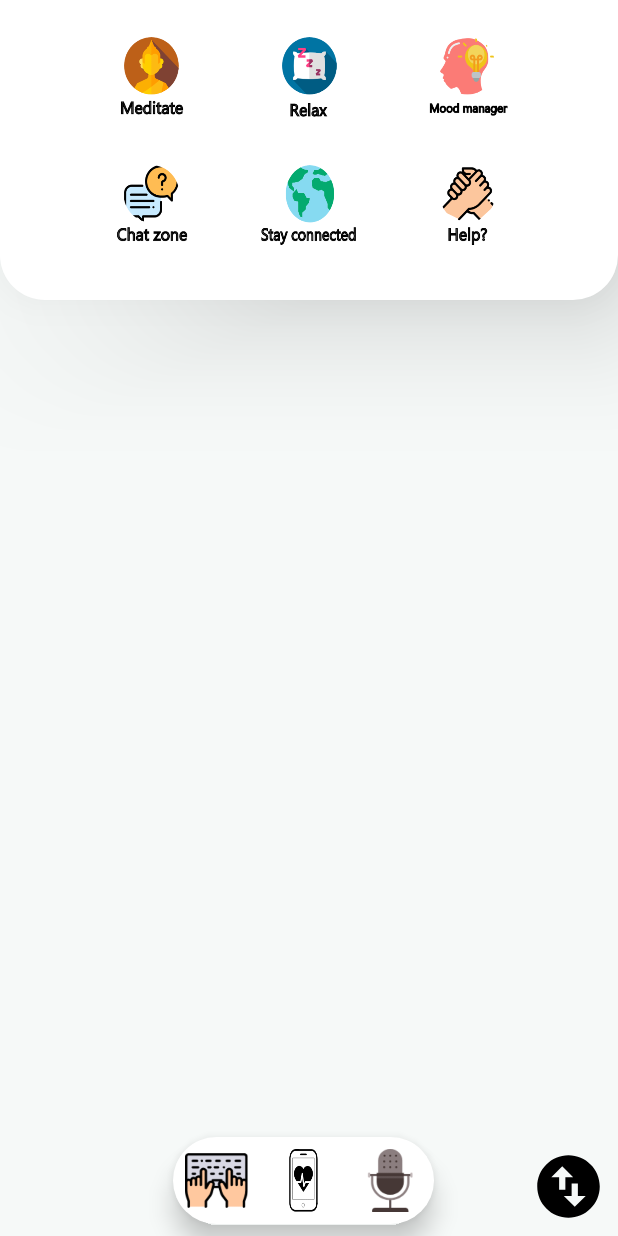
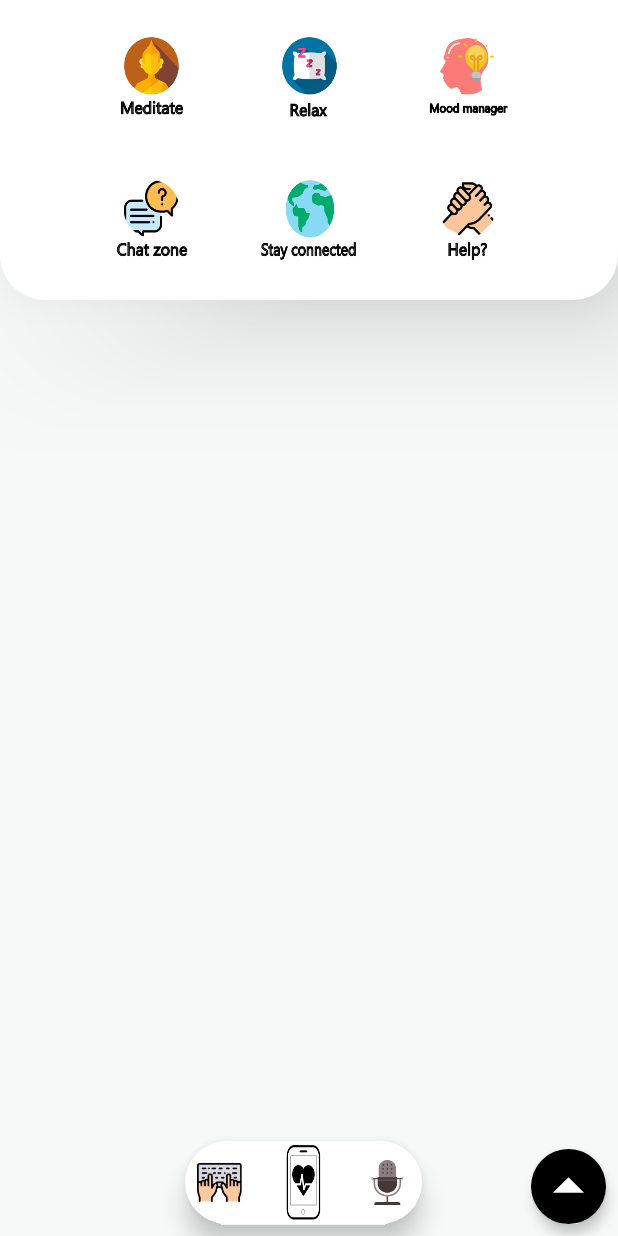
Before and after one commit to OrignalLazyCoder/DBLYLA, an Android app: the layout activity_home_main.xml on its own in the app's theme, with its tools: preview values and no code run, on a phone screen of 412 x 824 dp. Run offline under Robolectric (Android 15) with nearby library versions, the phone set to English and light mode, and no system bars.

Commit message:
minor bugs fixed Added rotating button in HomeMainActivity

```diff
--- a/app/build.gradle
+++ b/app/build.gradle
@@ -26,6 +26,7 @@
     androidTestImplementation 'com.android.support.test:runner:1.0.2'
     androidTestImplementation 'com.android.support.test.espresso:espresso-core:3.0.2'
     implementation 'com.google.firebase:firebase-core:16.0.9'
+    implementation 'com.android.support:recyclerview-v7:28.0.0'
 }
 
 apply plugin: 'com.google.gms.google-services'
--- a/app/src/main/AndroidManifest.xml
+++ b/app/src/main/AndroidManifest.xml
@@ -10,15 +10,15 @@
         android:supportsRtl="true"
         android:theme="@style/AppTheme">
         <activity android:name=".Home.HomeMainActivity">
+        </activity>
+        <activity android:name=".Login.Login" />
+        <activity android:name=".MainActivity">
             <intent-filter>
                 <action android:name="android.intent.action.MAIN" />
 
                 <category android:name="android.intent.category.LAUNCHER" />
             </intent-filter>
         </activity>
-        <activity android:name=".Login.Login" />
-        <activity android:name=".MainActivity">
-        </activity>
     </application>
 
 </manifest>
--- /dev/null
+++ b/app/src/main/res/drawable/ic_arrow_drop_up_black_24dp.xml
@@ -0,0 +1,5 @@
+<vector android:height="50dp" android:tint="#FFFFFF"
+    android:viewportHeight="24.0" android:viewportWidth="24.0"
+    android:width="50dp" xmlns:android="http://schemas.android.com/apk/res/android">
+    <path android:fillColor="#FF000000" android:pathData="M7,14l5,-5 5,5z"/>
+</vector>
--- a/app/src/main/res/layout/activity_home_main.xml
+++ b/app/src/main/res/layout/activity_home_main.xml
@@ -63,6 +63,7 @@
         <LinearLayout
             android:layout_width="wrap_content"
             android:layout_height="wrap_content"
+            android:padding="10dp"
             android:orientation="horizontal">
 
 
@@ -104,16 +105,16 @@
         android:layout_height="50dp"
         android:layout_marginEnd="8dp"
         android:layout_marginRight="8dp"
-        android:background="@null"
+        android:background="@drawable/nextarrowbg"
         android:layout_marginBottom="8dp"
         android:elevation="5dp"
-        android:src="@drawable/ic_swap_vertical_circle_black_24dp"
+        android:src="@drawable/ic_arrow_drop_up_black_24dp"
         app:layout_constraintBottom_toBottomOf="parent"
         app:layout_constraintEnd_toEndOf="parent" />
 
     <LinearLayout
         android:layout_width="wrap_content"
-        android:layout_height="wrap_content"
+        android:layout_height="55dp"
         android:layout_marginStart="8dp"
         android:layout_marginLeft="8dp"
         android:layout_marginEnd="8dp"
@@ -122,29 +123,30 @@
         android:layout_marginBottom="8dp"
         android:orientation="horizontal"
         android:background="@drawable/floatmenubg"
+        android:gravity="center_vertical"
         app:layout_constraintBottom_toBottomOf="parent"
         app:layout_constraintEnd_toEndOf="@+id/button"
         app:layout_constraintStart_toStartOf="parent">
 
         <ImageButton
-            android:layout_width="42dp"
-            android:layout_height="42dp"
+            android:layout_width="30dp"
+            android:layout_height="30dp"
             android:layout_margin="8dp"
             android:background="@null"
             android:scaleType="fitXY"
             android:src="@drawable/keyboardicon" />
 
         <ImageButton
-            android:layout_width="42dp"
-            android:layout_height="42dp"
+            android:layout_width="50dp"
+            android:layout_height="50dp"
             android:layout_margin="8dp"
             android:background="@null"
             android:scaleType="fitXY"
             android:src="@drawable/appicon" />
 
         <ImageButton
-            android:layout_width="42dp"
-            android:layout_height="42dp"
+            android:layout_width="30dp"
+            android:layout_height="30dp"
             android:layout_margin="8dp"
             android:background="@null"
             android:scaleType="fitXY"
```
Also changed, not shown: app/src/main/java/com/downbeat/downbeat/Home/HomeMainActivity.java (+6 -1 lines), app/src/main/java/com/downbeat/downbeat/Login/Login.java (+13 -0 lines), 408 other files.
